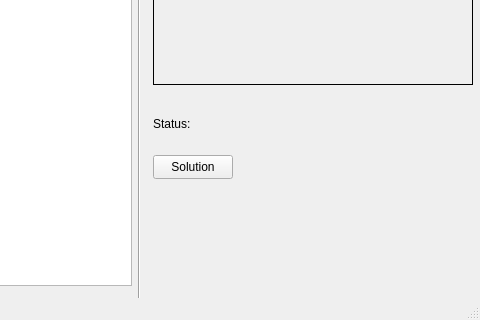
The window that mainwindow.ui (oguzemrec/sudokuSolver) describes before a commit, drawn with Qt 5; both pictures show x 597 to 1077 and y 304 to 624 of the 1077 by 624 pixel window.
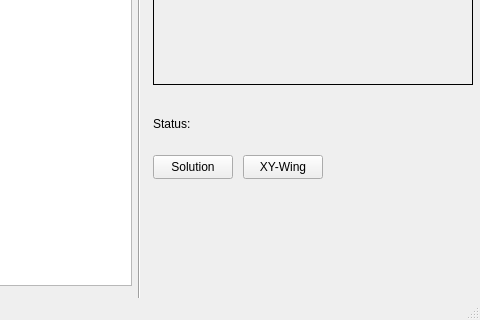
The same window after the commit.

Commit message: XY-Wing Bug

What changed in the file:
```diff
--- a/mainwindow.ui
+++ b/mainwindow.ui
@@ -404,6 +404,19 @@
      </item>
     </layout>
    </widget>
+   <widget class="QPushButton" name="buttonXYWing">
+    <property name="geometry">
+     <rect>
+      <x>840</x>
+      <y>440</y>
+      <width>80</width>
+      <height>24</height>
+     </rect>
+    </property>
+    <property name="text">
+     <string>XY-Wing</string>
+    </property>
+   </widget>
   </widget>
   <widget class="QMenuBar" name="menubar">
    <property name="geometry">
```
Left out of the diff: 2 changed lines with no effect on the pictures. The commit also changes 14 other files.
